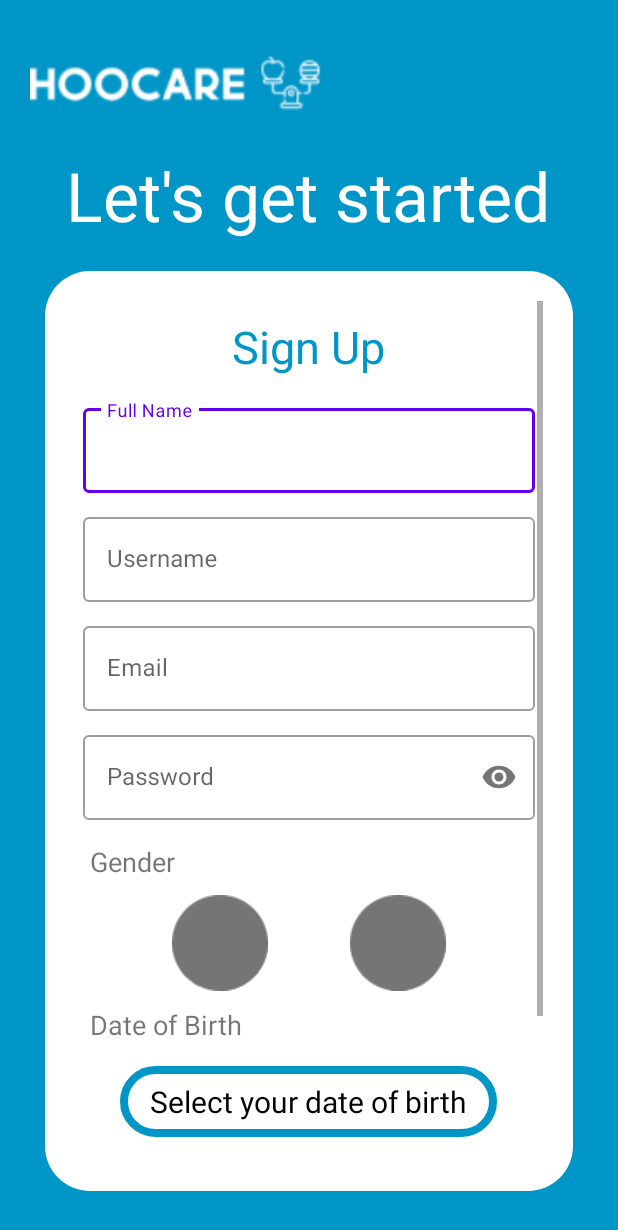
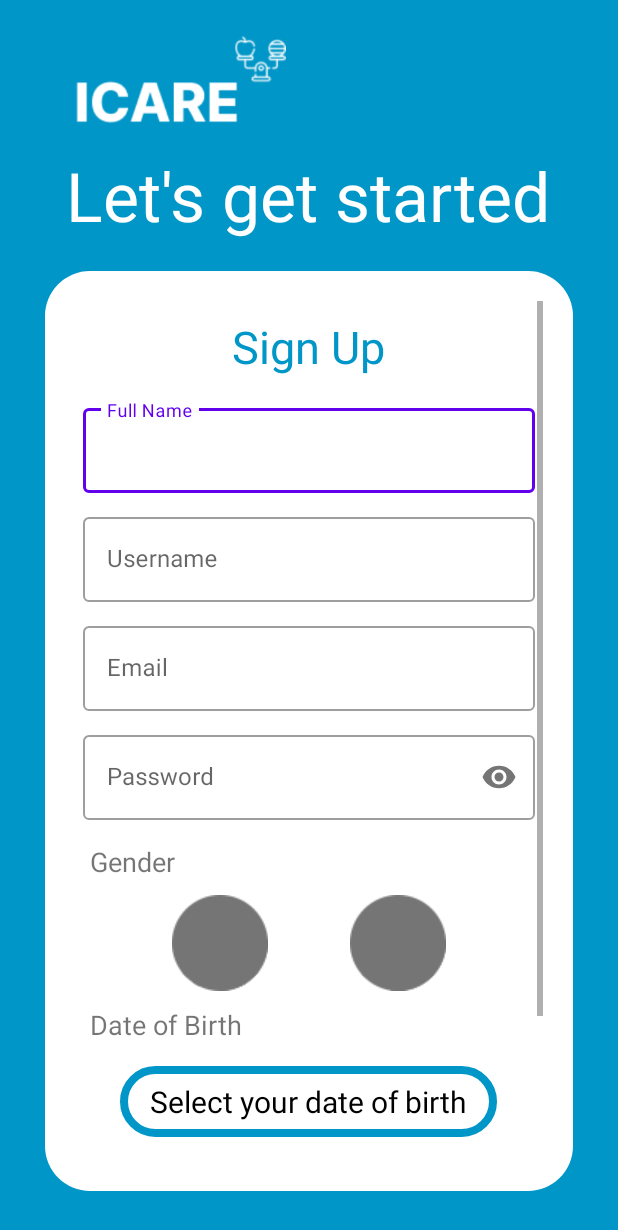
Before and after one commit to daotanhao/ICare, an Android app: the SignUpActivity screen opened directly, with no data from a screen before it, on a phone screen of 412 x 824 dp. Shown: the top 1230 px of the screen. Run offline under Robolectric (Android 15) with nearby library versions, the phone set to English and light mode, and no system bars; our stand-ins replace Firebase (no records; nobody signed in at launch, a user with empty details on screens opened directly); libraries missing offline, so code that uses them is left out: at.favre.lib.

Commit message:
"newLogo"

```diff
--- a/app/src/main/res/layout/activity_sign_up.xml
+++ b/app/src/main/res/layout/activity_sign_up.xml
@@ -14,7 +14,7 @@
         android:layout_width="200dp"
         android:layout_height="70dp"
         android:layout_marginBottom="10dp"
-        android:src="@drawable/logoinlogin"
+        android:src="@drawable/app_logo_big"
         android:transitionName="logo_image"
         app:layout_constraintLeft_toLeftOf="parent"
         app:layout_constraintTop_toTopOf="parent" />
```
